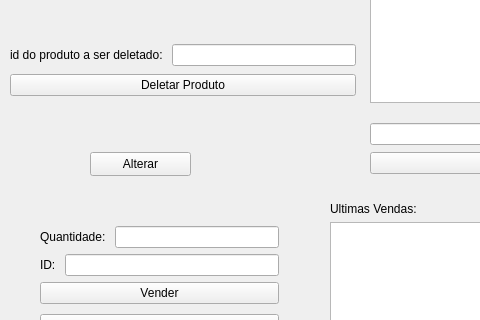
Above: mainwindow.ui from GabR36/QEstoqueLoja before the change; both pictures show x 0 to 480 and y 198 to 518 of the 800 by 600 pixel window. Below: the same form after it.
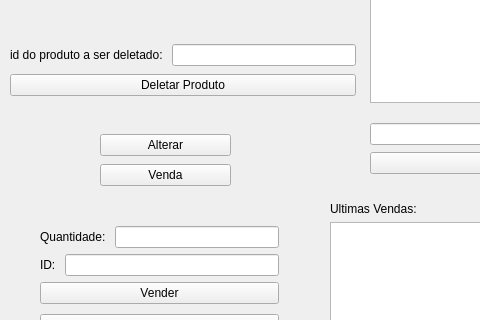
That is the form after the change.

Commit message: Botao vendas, janela tabela vendas2.

Patch:
```diff
--- a/mainwindow.ui
+++ b/mainwindow.ui
@@ -137,19 +137,6 @@
      </item>
     </layout>
    </widget>
-   <widget class="QPushButton" name="Btn_Alterar">
-    <property name="geometry">
-     <rect>
-      <x>90</x>
-      <y>350</y>
-      <width>101</width>
-      <height>24</height>
-     </rect>
-    </property>
-    <property name="text">
-     <string>Alterar</string>
-    </property>
-   </widget>
    <widget class="QWidget" name="layoutWidget">
     <property name="geometry">
      <rect>
@@ -172,7 +159,7 @@
      </item>
     </layout>
    </widget>
-   <widget class="QWidget" name="">
+   <widget class="QWidget" name="layoutWidget">
     <property name="geometry">
      <rect>
       <x>71</x>
@@ -233,6 +220,32 @@
      </item>
     </layout>
    </widget>
+   <widget class="QWidget" name="">
+    <property name="geometry">
+     <rect>
+      <x>100</x>
+      <y>330</y>
+      <width>131</width>
+      <height>56</height>
+     </rect>
+    </property>
+    <layout class="QVBoxLayout" name="verticalLayout_2">
+     <item>
+      <widget class="QPushButton" name="Btn_Alterar">
+       <property name="text">
+        <string>Alterar</string>
+       </property>
+      </widget>
+     </item>
+     <item>
+      <widget class="QPushButton" name="pushButton">
+       <property name="text">
+        <string>Venda</string>
+       </property>
+      </widget>
+     </item>
+    </layout>
+   </widget>
   </widget>
   <widget class="QMenuBar" name="menubar">
    <property name="geometry">
```
The commit also changes 6 other files.
